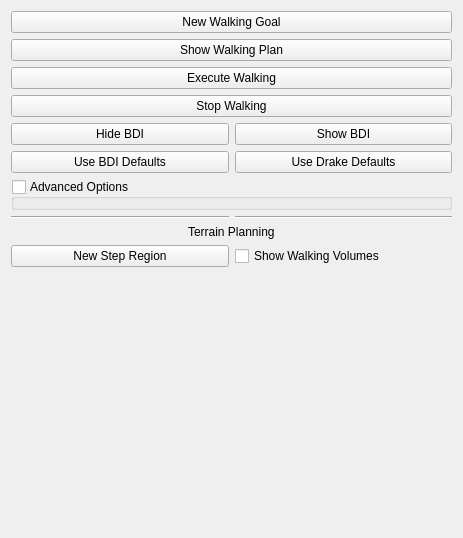
openhumanoids/oh-distro, file software/ddapp/src/app/ddFootsteps.ui: the form before one commit.
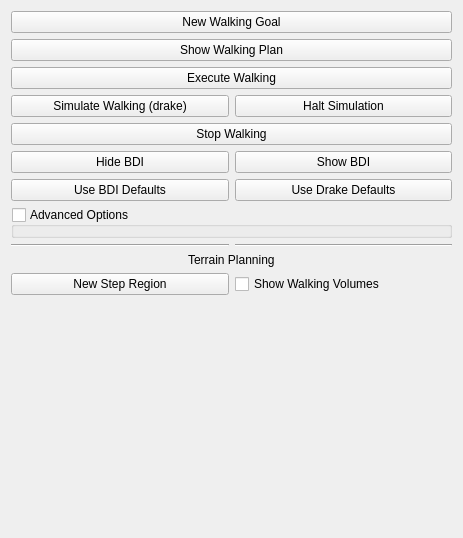
The form after the commit.

Commit message: support simulating in drake directly from a Director footstep plan

```diff
--- a/software/ddapp/src/app/ddFootsteps.ui
+++ b/software/ddapp/src/app/ddFootsteps.ui
@@ -134,6 +134,20 @@
      </property>
     </widget>
    </item>
+   <item row="5" column="0">
+    <widget class="QPushButton" name="simulateDrakeButton">
+     <property name="text">
+      <string>Simulate Walking (drake)</string>
+     </property>
+    </widget>
+   </item>
+   <item row="5" column="1">
+    <widget class="QPushButton" name="haltSimulationDrakeButton">
+     <property name="text">
+      <string>Halt Simulation</string>
+     </property>
+    </widget>
+   </item>
   </layout>
  </widget>
  <resources/>
```
The commit also changes 4 other files.
